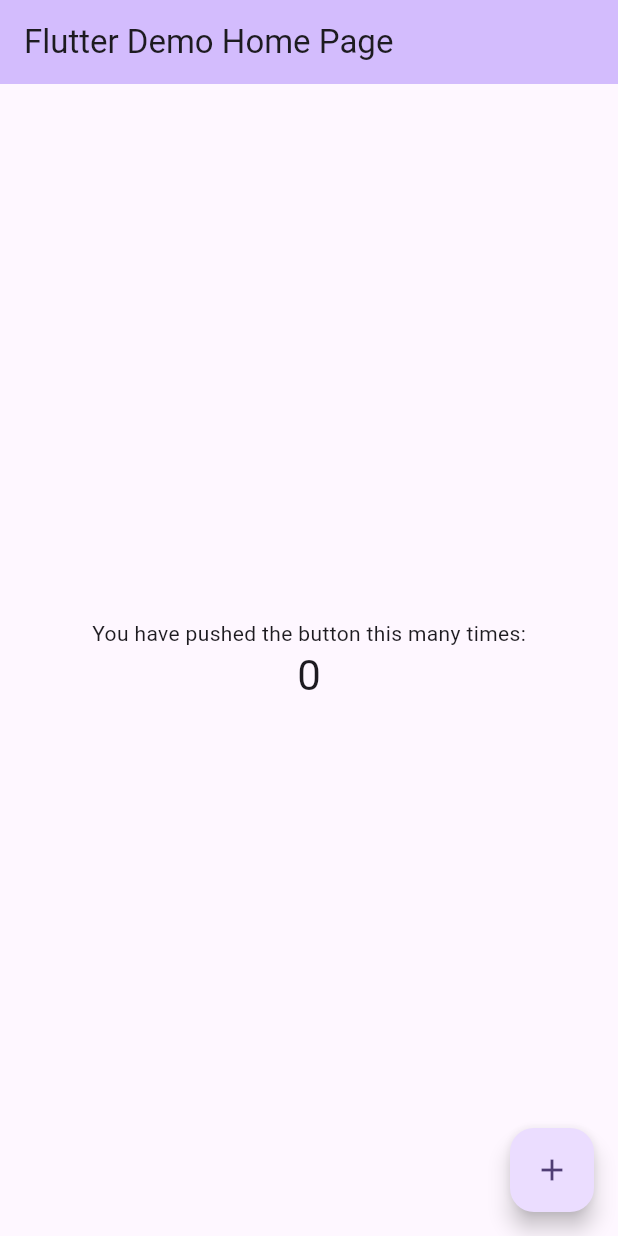
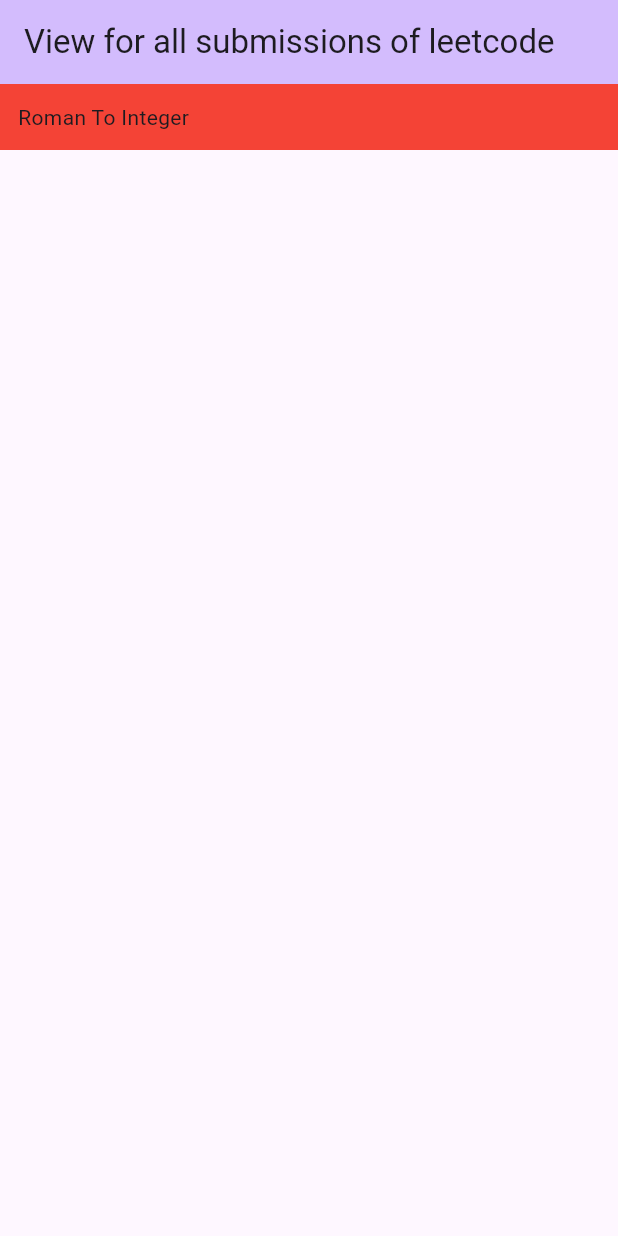
Before and after one commit to nhatquang123213/leetcode_problems, a Flutter app: the screen it shows after launch, on a phone screen of 412 x 824 dp. Run offline on Flutter 3.47's test engine with Material 3 defaults, Android fonts, the phone set to English and light mode, and no system bars.

Commit message:
LeetCode: Roman To Integer

```diff
--- a/lib/main.dart
+++ b/lib/main.dart
@@ -1,4 +1,5 @@
 import 'package:flutter/material.dart';
+import 'package:testing1/roman_integer.dadrt.dart';
 import 'package:testing1/sum2numbers.dart';
 
 void main() {
@@ -32,7 +33,7 @@ class MyApp extends StatelessWidget {
         colorScheme: ColorScheme.fromSeed(seedColor: Colors.deepPurple),
         useMaterial3: true,
       ),
-      home: const MyHomePage(title: 'Flutter Demo Home Page'),
+      home: const MyHomePage(title: 'View for all submissions of leetcode'),
     );
   }
 }
@@ -88,40 +89,35 @@ class _MyHomePageState extends State<MyHomePage> {
         // the App.build method, and use it to set our appbar title.
         title: Text(widget.title),
       ),
-      body: Center(
-        // Center is a layout widget. It takes a single child and positions it
-        // in the middle of the parent.
-        child: Column(
-          // Column is also a layout widget. It takes a list of children and
-          // arranges them vertically. By default, it sizes itself to fit its
-          // children horizontally, and tries to be as tall as its parent.
-          //
-          // Column has various properties to control how it sizes itself and
-          // how it positions its children. Here we use mainAxisAlignment to
-          // center the children vertically; the main axis here is the vertical
-          // axis because Columns are vertical (the cross axis would be
-          // horizontal).
-          //
-          // TRY THIS: Invoke "debug painting" (choose the "Toggle Debug Paint"
-          // action in the IDE, or press "p" in the console), to see the
-          // wireframe for each widget.
-          mainAxisAlignment: MainAxisAlignment.center,
-          children: <Widget>[
-            const Text(
-              'You have pushed the button this many times:',
-            ),
-            Text(
-              '$_counter',
-              style: Theme.of(context).textTheme.headlineMedium,
-            ),
-          ],
+      body: SafeArea(
+        child: SingleChildScrollView(
+          child: Column(
+            crossAxisAlignment: CrossAxisAlignment.start,
+            mainAxisAlignment: MainAxisAlignment.start,
+            children: [
+              _titleSection(
+                "Roman To Integer",
+                () => Navigator.push(
+                  context,
+                  MaterialPageRoute(builder: (context) => RomanToInteger()),
+                ),
+              ),
+            ],
+          ),
         ),
       ),
-      floatingActionButton: FloatingActionButton(
-        onPressed: _incrementCounter,
-        tooltip: 'Increment',
-        child: const Icon(Icons.add),
-      ), // This trailing comma makes auto-formatting nicer for build methods.
+    );
+  }
+
+  _titleSection(String title, Function() onTap) {
+    return GestureDetector(
+      onTap: onTap,
+      child: Container(
+        alignment: Alignment.centerLeft,
+        color: Colors.red,
+        child: Text(title),
+        padding: EdgeInsets.all(12),
+      ),
     );
   }
 }
```
Also changed, not shown: lib/roman_integer.dadrt.dart (added, +61 -0 lines), 1 other file.
